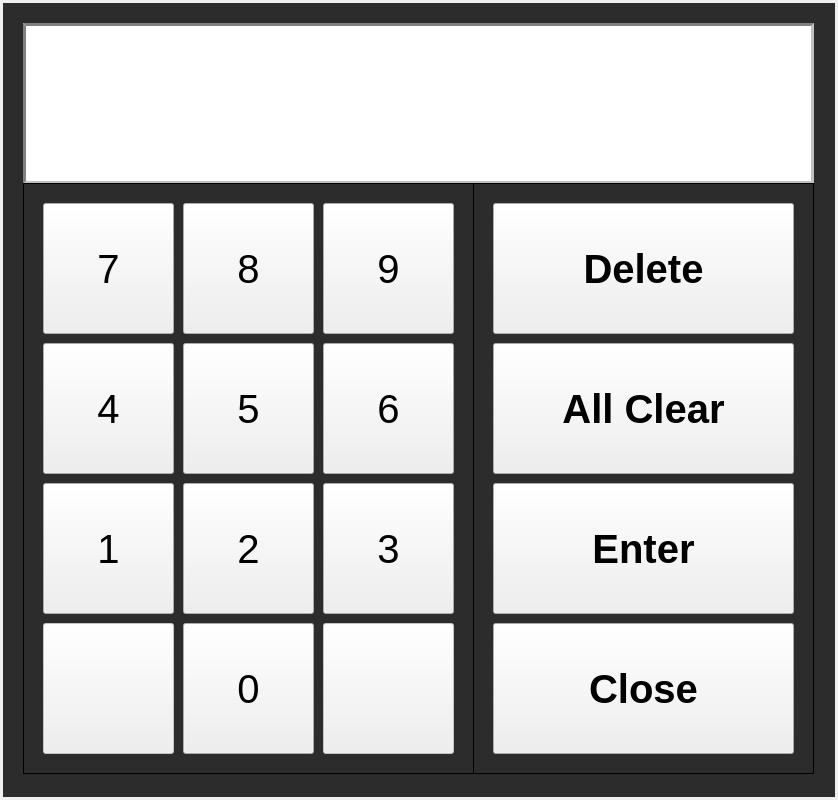
Old version of the form gui/mainwidget/src/ui/numkeypaddialog/numkeypaddialog1080p.ui in the repository yjsin-emastec/neptune.
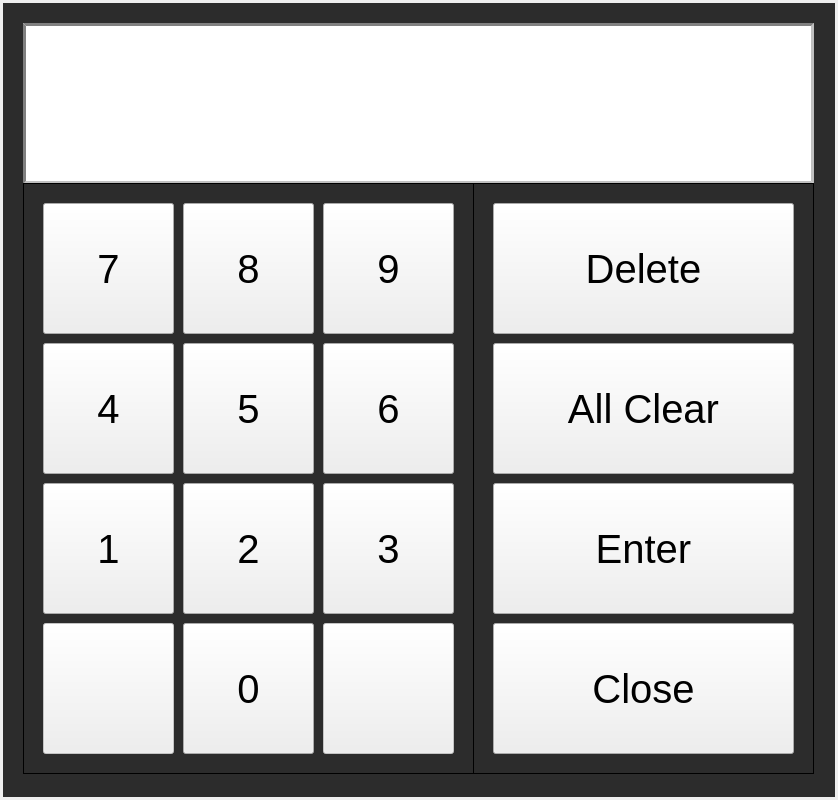
New version of the form.

Commit message: Remove bold font in numkeypad 원인 - Qt 버전을 변경하며 숫자패드에 Bold가 적용됨 내용 - 숫자패드의 Bold 설정 제거

The edit to the form file:
```diff
--- a/gui/mainwidget/src/ui/numkeypaddialog/numkeypaddialog1080p.ui
+++ b/gui/mainwidget/src/ui/numkeypaddialog/numkeypaddialog1080p.ui
@@ -130,8 +130,6 @@
          <property name="font">
           <font>
            <pointsize>30</pointsize>
-           <weight>75</weight>
-           <bold>true</bold>
           </font>
          </property>
          <property name="text">
@@ -171,8 +169,6 @@
          <property name="font">
           <font>
            <pointsize>30</pointsize>
-           <weight>75</weight>
-           <bold>true</bold>
           </font>
          </property>
          <property name="text">
@@ -212,9 +208,7 @@
          <property name="font">
           <font>
            <pointsize>30</pointsize>
-           <weight>75</weight>
            <italic>false</italic>
-           <bold>true</bold>
           </font>
          </property>
          <property name="text">
@@ -254,8 +248,6 @@
          <property name="font">
           <font>
            <pointsize>30</pointsize>
-           <weight>75</weight>
-           <bold>true</bold>
           </font>
          </property>
          <property name="text">
```
The commit also changes 1 other file.
